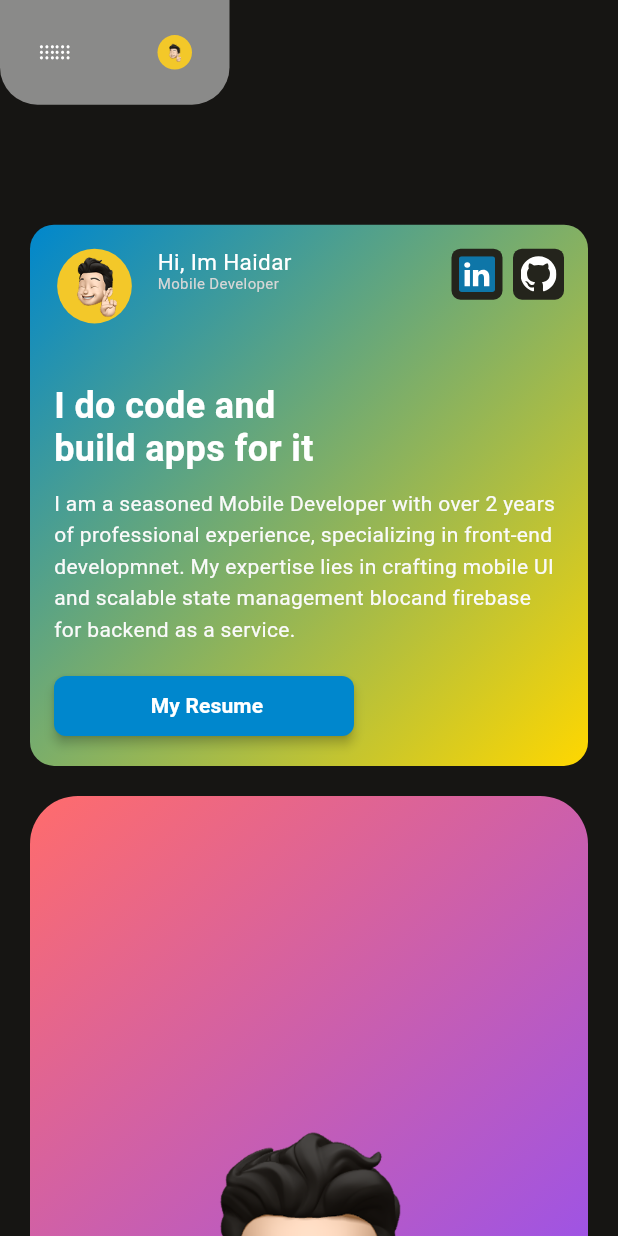
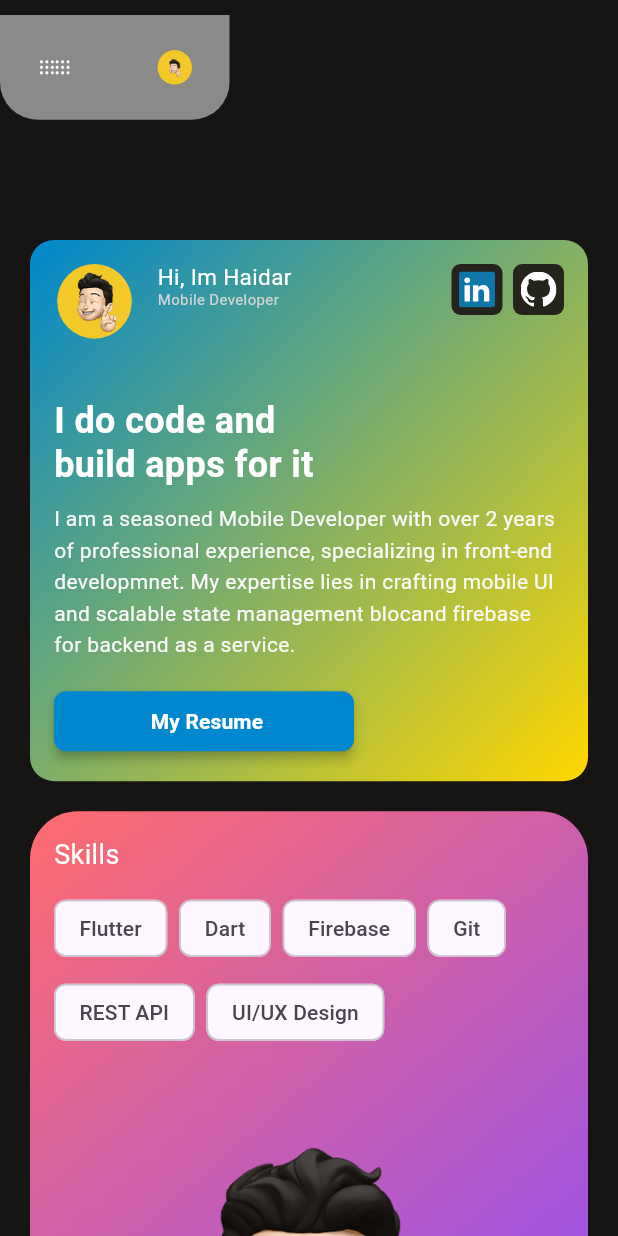
Before and after one commit to haidarahlan/my-website, a Flutter app: the screen it shows after launch, on a phone screen of 412 x 824 dp. Run offline on Flutter 3.47's test engine with Material 3 defaults, Android fonts, the phone set to English and light mode, and no system bars; our stand-ins replace flutter_svg, vector_graphics.

Commit message:
fix(ui): appBar fixed

```diff
--- a/lib/features/home/presentation/pages/home_page.dart
+++ b/lib/features/home/presentation/pages/home_page.dart
@@ -20,13 +20,21 @@ class HomePage extends StatelessWidget {
               constraints.maxWidth >= 768 && constraints.maxWidth < 1200;
           bool isDesktop = constraints.maxWidth >= 1200;
 
-          return SingleChildScrollView(
+          return CustomScrollView(
+            slivers: [
+              // Fixed AppBar menggunakan SliverPersistentHeader
+              SliverPersistentHeader(
+                pinned: true,
+                delegate: _AppBarDelegate(
+                  child: HomeAppBar(),
+                ),
+              ),
+
+              // Main content
+              SliverToBoxAdapter(
                 child: Column(
                   crossAxisAlignment: CrossAxisAlignment.end,
                   children: [
-                // AppBar
-                HomeAppBar(),
-
                     // Main Content - Centered
                     Container(
                       width: double.infinity,
@@ -37,10 +45,12 @@ class HomePage extends StatelessWidget {
                         child: Container(
                           width: double.infinity,
                           constraints: BoxConstraints(
-                        maxWidth: _getMaxWidth(isMobile, isTablet, isDesktop),
+                            maxWidth:
+                                _getMaxWidth(isMobile, isTablet, isDesktop),
                           ),
                           padding: EdgeInsets.symmetric(
-                        horizontal: _getHorizontalPadding(isMobile, isTablet),
+                            horizontal:
+                                _getHorizontalPadding(isMobile, isTablet),
                           ),
                           child: _buildResponsiveLayout(isMobile, isTablet),
                         ),
@@ -49,10 +59,10 @@ class HomePage extends StatelessWidget {
 
                     // Bottom spacing
                     SizedBox(height: isMobile ? 40 : 80),
-
-                // footer
                   ],
                 ),
+              ),
+            ],
           );
         }),
       ),
@@ -85,19 +95,12 @@ class HomePage extends StatelessWidget {
   Widget _buildMobileLayout() {
     return Column(
       children: [
-        // Profile & Description Card
         HomeProfileDescriptionCardUi(),
         const SizedBox(height: 20),
-
-        // Flutter Avatar
         HomeAvatarSkillCardUi(),
         const SizedBox(height: 20),
-
-        // Projects Section
         HomeProjectCardUi(),
         const SizedBox(height: 20),
-
-        // Experience Section
         HomeExperienceCardUi(),
       ],
     );
@@ -107,18 +110,14 @@ class HomePage extends StatelessWidget {
   Widget _buildTabletLayout() {
     return Column(
       children: [
-        // Top section - Profile and Avatar side by side
         Row(
           crossAxisAlignment: CrossAxisAlignment.start,
           children: [
-            // Profile & Description Card
             Expanded(
               flex: 2,
               child: HomeProfileDescriptionCardUi(),
             ),
             const SizedBox(width: 24),
-
-            // Flutter Avatar
             Expanded(
               flex: 1,
               child: HomeAvatarSkillCardUi(),
@@ -126,8 +125,6 @@ class HomePage extends StatelessWidget {
           ],
         ),
         const SizedBox(height: 24),
-
-        // Bottom section - Projects and Experience stacked
         HomeProjectCardUi(),
         const SizedBox(height: 20),
         HomeExperienceCardUi(),
@@ -139,18 +136,14 @@ class HomePage extends StatelessWidget {
   Widget _buildDesktopLayout() {
     return Column(
       children: [
-        // Top section
         Row(
           crossAxisAlignment: CrossAxisAlignment.start,
           children: [
-            // Profile & Description Card
             Expanded(
               flex: 3,
               child: HomeProfileDescriptionCardUi(),
             ),
             const SizedBox(width: 44),
-
-            // Flutter Avatar
             Expanded(
               flex: 1,
               child: HomeAvatarSkillCardUi(),
@@ -158,24 +151,44 @@ class HomePage extends StatelessWidget {
           ],
         ),
         const SizedBox(height: 30),
-
-        // Bottom section
         Row(
           crossAxisAlignment: CrossAxisAlignment.start,
           children: [
-            // Projects Section
-            Expanded(
-              child: HomeProjectCardUi(),
-            ),
+            Expanded(child: HomeProjectCardUi()),
             const SizedBox(width: 44),
-
-            // Experience Section
-            Expanded(
-              child: HomeExperienceCardUi(),
-            ),
+            Expanded(child: HomeExperienceCardUi()),
           ],
         ),
       ],
     );
   }
 }
+
+// Custom delegate untuk SliverPersistentHeader
+class _AppBarDelegate extends SliverPersistentHeaderDelegate {
+  final Widget child;
+
+  _AppBarDelegate({
+    required this.child,
+  });
+
+  @override
+  Widget build(
+      BuildContext context, double shrinkOffset, bool overlapsContent) {
+    return SizedBox(
+      height: 80,
+      child: child,
+    );
+  }
+
+  @override
+  double get maxExtent => 80;
+
+  @override
+  double get minExtent => 80;
+
+  @override
+  bool shouldRebuild(covariant SliverPersistentHeaderDelegate oldDelegate) {
+    return oldDelegate != this;
+  }
+}
--- a/lib/features/home/presentation/widgets/home_app_bar.dart
+++ b/lib/features/home/presentation/widgets/home_app_bar.dart
@@ -3,14 +3,26 @@ import 'package:haidar_website/gen/assets.gen.dart';
 import 'package:haidar_website/theme/colors.dart';
 
 class HomeAppBar extends StatelessWidget {
-  const HomeAppBar({super.key});
+  final VoidCallback? onMenuPressed;
+  final VoidCallback? onAvatarPressed;
+
+  const HomeAppBar({
+    super.key,
+    this.onMenuPressed,
+    this.onAvatarPressed,
+  });
 
   @override
   Widget build(BuildContext context) {
     return Container(
+      width: double.infinity,
+      color: const Color(0xff161513),
+      child: Align(
+        alignment: Alignment.topRight,
+        child: Container(
           width: 200,
           constraints: BoxConstraints(maxWidth: 300),
-      margin: EdgeInsets.only(right: 259),
+          margin: EdgeInsets.only(right: 259, top: 10),
           padding: EdgeInsets.symmetric(vertical: 10, horizontal: 25),
           decoration: BoxDecoration(
             color: Colors.white.withValues(alpha: 0.5),
@@ -22,12 +34,17 @@ class HomeAppBar extends StatelessWidget {
           child: Row(
             children: [
               Expanded(
+                child: InkWell(
+                  onTap: onMenuPressed,
                   child: Assets.icons.menuBurger.svg(
                     width: 44,
                   ),
                 ),
+              ),
               const SizedBox(width: 57),
               Expanded(
+                child: InkWell(
+                  onTap: onAvatarPressed,
                   child: Container(
                     padding: EdgeInsets.only(
                       left: 6.6,
@@ -39,11 +56,15 @@ class HomeAppBar extends StatelessWidget {
                       color: AppColors.textYellow,
                       shape: BoxShape.circle,
                     ),
-              child: Assets.images.myAvatar.image(width: 40.2, height: 42),
+                    child:
+                        Assets.images.myAvatar.image(width: 40.2, height: 42),
+                  ),
                 ),
               )
             ],
           ),
+        ),
+      ),
     );
   }
 }
--- a/lib/features/home/presentation/widgets/home_avatar_skill_card_ui.dart
+++ b/lib/features/home/presentation/widgets/home_avatar_skill_card_ui.dart
@@ -28,6 +28,33 @@ class HomeAvatarSkillCardUi extends StatelessWidget {
               fit: BoxFit.contain,
             ),
           ),
+          Positioned(
+            top: 16,
+            left: 16,
+            right: 16,
+            child: Column(
+              crossAxisAlignment: CrossAxisAlignment.start,
+              children: const [
+                Text(
+                  "Skills",
+                  style: TextStyle(color: Colors.white, fontSize: 18),
+                ),
+                SizedBox(height: 12),
+                Wrap(
+                  spacing: 8,
+                  runSpacing: 8,
+                  children: [
+                    Chip(elevation: 3, label: Text("Flutter")),
+                    Chip(elevation: 3, label: Text("Dart")),
+                    Chip(elevation: 3, label: Text("Firebase")),
+                    Chip(elevation: 3, label: Text("Git")),
+                    Chip(elevation: 3, label: Text("REST API")),
+                    Chip(elevation: 3, label: Text("UI/UX Design")),
+                  ],
+                ),
+              ],
+            ),
+          ),
         ],
       ),
     );
```
Lines whose indentation alone changed are shown as unchanged.
